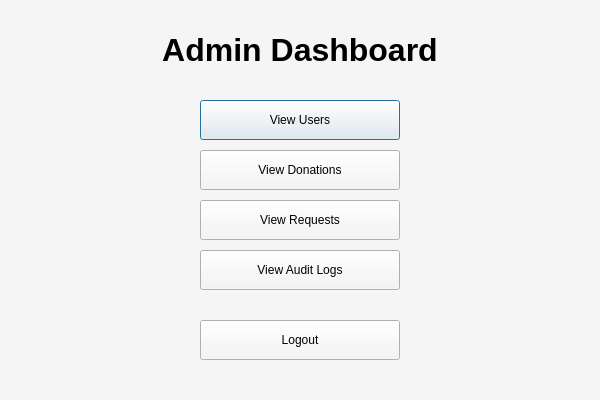
Old version of the form admin/adminDashboardWindow.ui in the repository JLBartz/CharityLink.
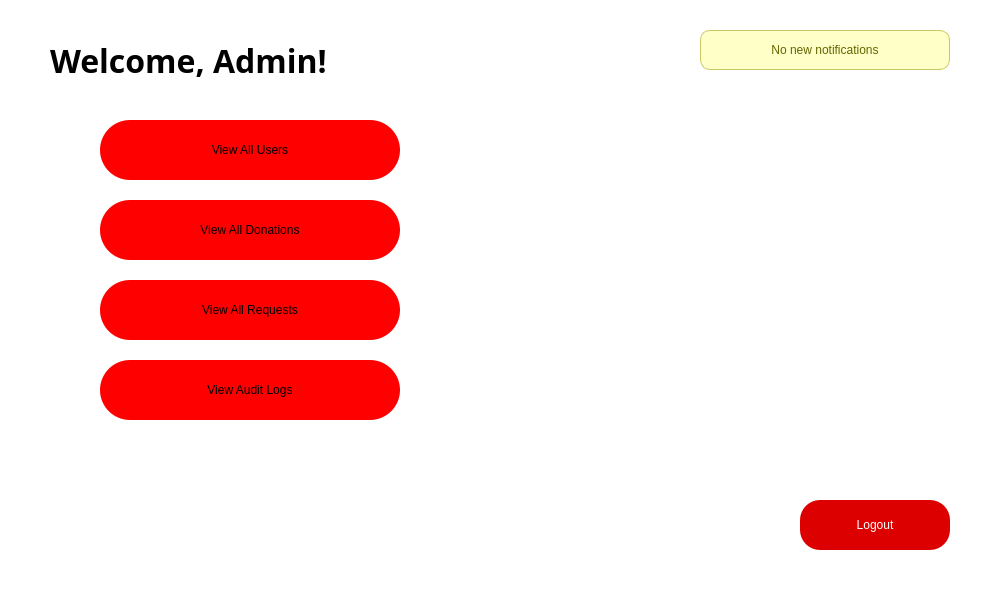
New version of the form.

The edit to the form file:
```diff
--- a/admin/adminDashboardWindow.ui
+++ b/admin/adminDashboardWindow.ui
@@ -6,86 +6,124 @@
    <rect>
     <x>0</x>
     <y>0</y>
-    <width>600</width>
-    <height>400</height>
+    <width>1000</width>
+    <height>600</height>
    </rect>
   </property>
   <property name="windowTitle">
    <string>Admin Dashboard</string>
   </property>
   <property name="styleSheet">
-   <string notr="true">background-color: rgb(245, 245, 245);</string>
+   <string notr="true">background-color: rgb(255, 255, 255);</string>
   </property>
   <widget class="QLabel" name="titleLabel">
    <property name="geometry">
     <rect>
-     <x>0</x>
-     <y>20</y>
-     <width>600</width>
+     <x>50</x>
+     <y>30</y>
+     <width>900</width>
      <height>60</height>
     </rect>
    </property>
    <property name="font">
     <font>
+     <family>Open Sans</family>
      <pointsize>24</pointsize>
      <bold>true</bold>
     </font>
    </property>
-   <property name="text">
-    <string>Admin Dashboard</string>
+   <property name="styleSheet">
+    <string notr="true">background-color: rgb(255, 255, 255);
+color: rgb(0, 0, 0);</string>
    </property>
-   <property name="alignment">
-    <set>Qt::AlignCenter</set>
+   <property name="text">
+    <string>Welcome, Admin!</string>
    </property>
   </widget>
   <widget class="QPushButton" name="viewUsersButton">
    <property name="geometry">
     <rect>
-     <x>200</x>
-     <y>100</y>
-     <width>200</width>
-     <height>40</height>
+     <x>100</x>
+     <y>120</y>
+     <width>300</width>
+     <height>60</height>
     </rect>
    </property>
+   <property name="cursor">
+    <cursorShape>PointingHandCursor</cursorShape>
+   </property>
+   <property name="styleSheet">
+    <string notr="true">border-radius: 30px;
+font: 700 18pt "Open Sans";
+background-color: red;
+color: rgb(0, 0, 0);</string>
+   </property>
    <property name="text">
-    <string>View Users</string>
+    <string>View All Users</string>
    </property>
   </widget>
   <widget class="QPushButton" name="viewDonationsButton">
    <property name="geometry">
     <rect>
-     <x>200</x>
-     <y>150</y>
-     <width>200</width>
-     <height>40</height>
-    </rect>
-   </property>
-   <property name="text">
-    <string>View Donations</string>
-   </property>
-  </widget>
-  <widget class="QPushButton" name="viewRequestsButton">
-   <property name="geometry">
-    <rect>
-     <x>200</x>
+     <x>100</x>
      <y>200</y>
-     <width>200</width>
-     <height>40</height>
+     <width>300</width>
+     <height>60</height>
     </rect>
    </property>
+   <property name="cursor">
+    <cursorShape>PointingHandCursor</cursorShape>
+   </property>
+   <property name="styleSheet">
+    <string notr="true">border-radius: 30px;
+font: 700 18pt "Open Sans";
+background-color: red;
+color: rgb(0, 0, 0);</string>
+   </property>
    <property name="text">
-    <string>View Requests</string>
+    <string>View All Donations</string>
+   </property>
+  </widget>
+  <widget class="QPushButton" name="viewRequestsButton">
+   <property name="geometry">
+    <rect>
+     <x>100</x>
+     <y>280</y>
+     <width>300</width>
+     <height>60</height>
+    </rect>
+   </property>
+   <property name="cursor">
+    <cursorShape>PointingHandCursor</cursorShape>
+   </property>
+   <property name="styleSheet">
+    <string notr="true">border-radius: 30px;
+font: 700 18pt "Open Sans";
+background-color: red;
+color: rgb(0, 0, 0);</string>
+   </property>
+   <property name="text">
+    <string>View All Requests</string>
    </property>
   </widget>
   <widget class="QPushButton" name="viewAuditLogsButton">
    <property name="geometry">
     <rect>
-     <x>200</x>
-     <y>250</y>
-     <width>200</width>
-     <height>40</height>
+     <x>100</x>
+     <y>360</y>
+     <width>300</width>
+     <height>60</height>
     </rect>
    </property>
+   <property name="cursor">
+    <cursorShape>PointingHandCursor</cursorShape>
+   </property>
+   <property name="styleSheet">
+    <string notr="true">border-radius: 30px;
+font: 700 18pt "Open Sans";
+background-color: red;
+color: rgb(0, 0, 0);</string>
+   </property>
    <property name="text">
     <string>View Audit Logs</string>
    </property>
@@ -93,16 +131,51 @@
   <widget class="QPushButton" name="logoutButton">
    <property name="geometry">
     <rect>
-     <x>200</x>
-     <y>320</y>
-     <width>200</width>
-     <height>40</height>
+     <x>800</x>
+     <y>500</y>
+     <width>150</width>
+     <height>50</height>
     </rect>
    </property>
+   <property name="cursor">
+    <cursorShape>PointingHandCursor</cursorShape>
+   </property>
+   <property name="styleSheet">
+    <string notr="true">border-radius: 20px;
+font: 700 14pt "Open Sans";
+background-color: rgb(220, 0, 0);
+color: rgb(255, 255, 255);</string>
+   </property>
    <property name="text">
     <string>Logout</string>
    </property>
   </widget>
+  <widget class="QLabel" name="adminNotificationLabel">
+   <property name="geometry">
+    <rect>
+     <x>700</x>
+     <y>30</y>
+     <width>250</width>
+     <height>40</height>
+    </rect>
+   </property>
+   <property name="styleSheet">
+    <string notr="true">
+     background-color: rgb(255, 255, 200);
+     border: 1px solid rgb(200, 200, 100);
+     border-radius: 10px;
+     padding: 5px;
+     font: italic 12pt "Open Sans";
+     color: rgb(100, 100, 0);
+    </string>
+   </property>
+   <property name="alignment">
+    <set>Qt::AlignCenter</set>
+   </property>
+   <property name="text">
+    <string>No new notifications</string>
+   </property>
+  </widget>
  </widget>
  <resources/>
  <connections/>
```
Left out of the diff: 4 changed lines with no effect on the pictures.
